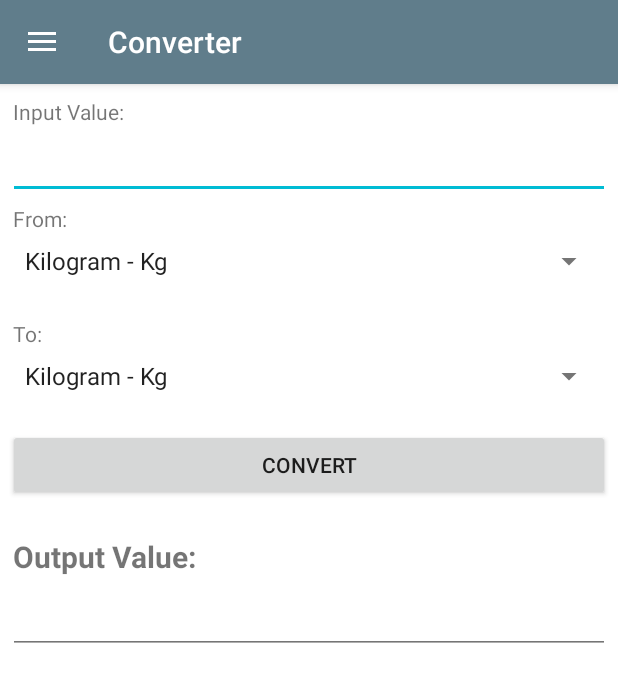
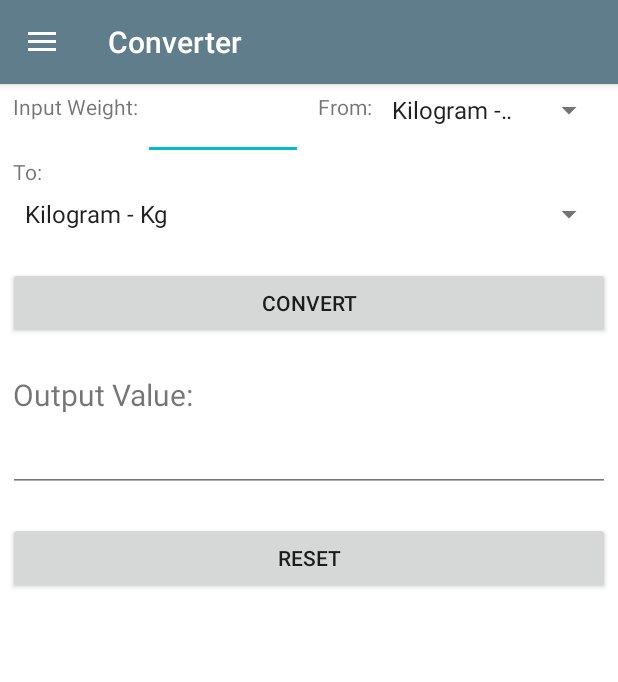
Before and after one commit to E-Nesbitt/YouCook, an Android app: the Converter screen opened directly, with no data from a screen before it, on a phone screen of 412 x 824 dp. Shown: the top 682 px of the screen. Run offline under Robolectric (Android 15) with nearby library versions, the phone set to English and light mode, and no system bars; our stand-ins replace Firebase (no records; nobody signed in at launch, a user with empty details on screens opened directly).

Commit message:
Weight conversion calculations all set up and working, will add liquid conversion once other sections are completed.

```diff
--- a/app/src/main/res/layout/activity_converter.xml
+++ b/app/src/main/res/layout/activity_converter.xml
@@ -16,44 +16,62 @@
             android:layout_height="match_parent"
             android:layout_centerHorizontal="true"
             android:layout_centerVertical="true"
-            android:orientation="vertical"
+            android:orientation="horizontal"
             android:padding="5dp">
 
             <TextView
                 android:id="@+id/inputTitle"
-                android:layout_width="match_parent"
+                android:layout_width="wrap_content"
                 android:layout_height="wrap_content"
                 android:text="@string/converter_input"
-                android:layout_margin="3dp"/>
+                android:layout_margin="3dp"
+                android:layout_gravity="left"/>
 
             <EditText
                 android:id="@+id/conversionInput"
-                android:layout_width="match_parent"
+                android:layout_width="wrap_content"
                 android:layout_height="wrap_content"
-                android:inputType="number"/>
+                android:inputType="numberDecimal"
+                android:layout_gravity="left"
+                android:minEms="5"
+                android:maxEms="10"
+                android:layout_marginRight="10dp"/>
 
             <TextView
                 android:id="@+id/fromTitle"
-                android:layout_width="match_parent"
+                android:layout_width="wrap_content"
                 android:layout_height="wrap_content"
                 android:text="@string/converter_from"
-                android:layout_margin="3dp"/>
+                android:layout_marginRight="2dp"
+                android:layout_gravity="right"/>
 
             <Spinner
                 android:id="@+id/conversionInputType"
-                android:layout_width="match_parent"
+                android:layout_width="wrap_content"
                 android:layout_height="wrap_content"
                 android:layout_margin="3dp"
-                android:entries="@array/conversion_type">
+                android:entries="@array/conversion_type"
+                android:layout_gravity="right">
             </Spinner>
+        </LinearLayout>
+
+        <LinearLayout
+                android:layout_width="match_parent"
+                android:layout_height="match_parent"
+                android:orientation="vertical"
+                android:layout_centerHorizontal="true"
+                android:layout_centerVertical="true"
+                android:layout_marginTop="20dp"
+                android:padding="5dp"
+                android:gravity="center_horizontal">
 
             <TextView
                 android:id="@+id/toTitle"
                 android:layout_width="match_parent"
                 android:layout_height="wrap_content"
-                android:text="@string/converter_to"
                 android:layout_margin="3dp"
-                android:paddingTop="20dp" />
+                android:paddingTop="20dp"
+                android:text="@string/converter_to" />
 
             <Spinner
                 android:id="@+id/conversionOutputType"
@@ -64,33 +82,38 @@
             </Spinner>
 
             <Button
+                android:id="@+id/convertButton"
                 android:layout_width="match_parent"
                 android:layout_height="wrap_content"
-                android:text="@string/converter"
-                android:layout_marginTop="20dp" />
+                android:layout_marginTop="20dp"
+                android:text="@string/converter" />
 
             <TextView
                 android:id="@+id/outputTitle"
                 android:layout_width="match_parent"
                 android:layout_height="wrap_content"
-                android:text="@string/converter_output"
-                android:textStyle="bold"
                 android:layout_margin="3dp"
                 android:paddingTop="20dp"
-                android:textSize="20dp"/>
+                android:text="@string/converter_output"
+                android:textSize="20dp" />
 
             <EditText
                 android:id="@+id/conversionOutput"
                 android:layout_width="match_parent"
                 android:layout_height="wrap_content"
-                android:inputType="none"
                 android:clickable="false"
                 android:focusable="false"
-                android:textSize="20dp"/>
+                android:inputType="none"
+                android:textSize="20dp" />
+
+            <Button
+                android:id="@+id/resetButton"
+                android:layout_width="match_parent"
+                android:layout_height="wrap_content"
+                android:layout_marginTop="20dp"
+                android:text="@string/reset" />
 
         </LinearLayout>
-
-
 
     </android.support.constraint.ConstraintLayout>
 
--- a/app/src/main/res/values/strings.xml
+++ b/app/src/main/res/values/strings.xml
@@ -51,18 +51,18 @@
     <!-- Converter Activity Strings -->
     <string name="converter_menu">Converter</string>
     <string name="converter_menu_desc">Convert measures to suit your scales</string>
-    <string name="converter_input">Input Value:</string>
+    <string name="converter_input">Input Weight:</string>
     <string name="converter_output">Output Value:</string>
     <string name="converter_from">From:</string>
     <string name="converter_to">To:</string>
     <string name="converter">Convert</string>
+    <string name="reset">Reset</string>
     <!-- Spinner Array for Conversion Types-->
     <array name="conversion_type">
         <item>Kilogram - Kg</item>
         <item>Gram - g</item>
         <item>Pound - lb</item>
         <item>Ounce - oz</item>
-        <item>Cup</item>
     </array>
 
     <string name="open">Open</string>
```
Also changed, not shown: app/src/main/java/com/example/ethannesbitt/youcook/Converter.java (+274 -57 lines).
